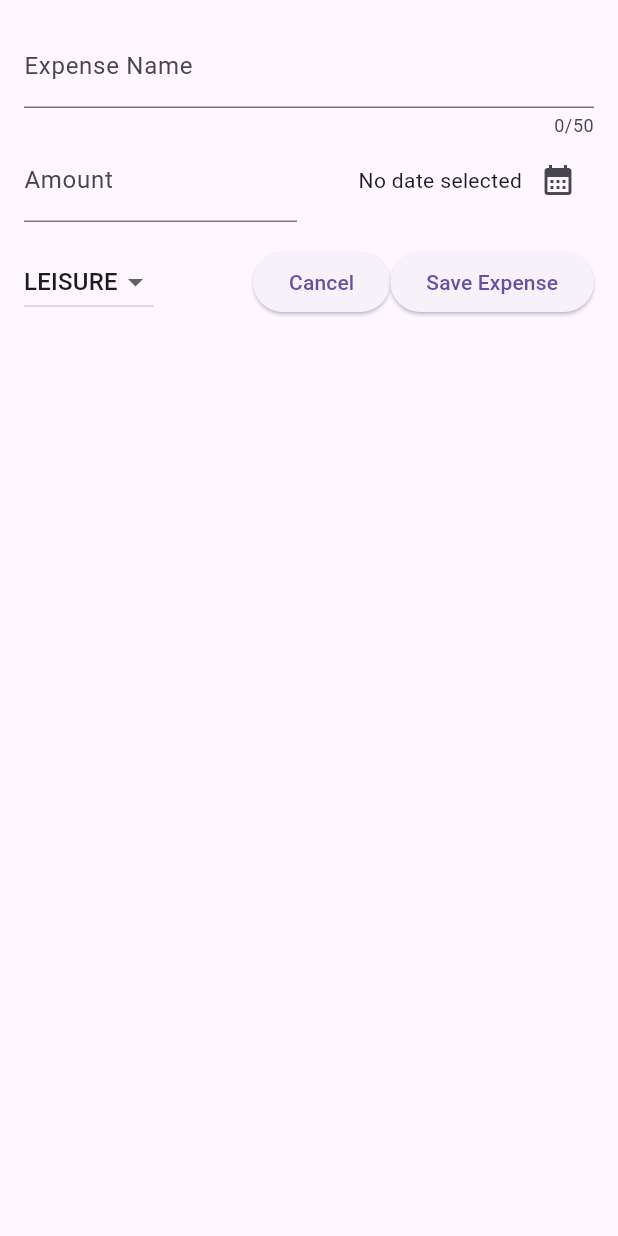
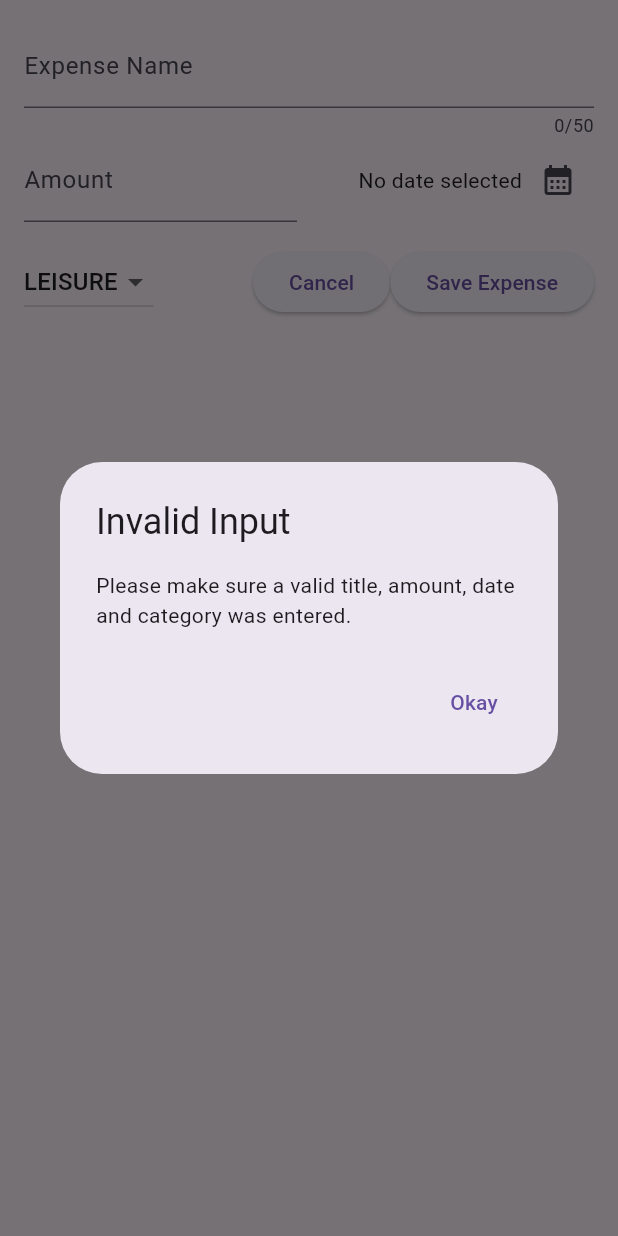
Before and after one commit to Saurav-Ganguly/expense_tracker, a Flutter app: the NewExpense widget shown alone on an empty page, opened directly, after a tap on "Save Expense", on a phone screen of 412 x 824 dp. Run offline on Flutter 3.47's test engine with Material 2 defaults, Android fonts, the phone set to English and light mode, and no system bars.

Commit message:
adding validation

```diff
--- a/lib/widgets/new_expense.dart
+++ b/lib/widgets/new_expense.dart
@@ -43,7 +43,22 @@ class _NewExpenseState extends State<NewExpense> {
     if (_titleController.text.trim().isEmpty ||
         amountIsInvalid ||
         _selectedDate == null) {
-      // show a error message
+      showDialog(
+        context: context,
+        builder: (ctx) => AlertDialog(
+          title: const Text("Invalid Input"),
+          content: const Text(
+              "Please make sure a valid title, amount, date and category was entered."),
+          actions: [
+            TextButton(
+                onPressed: () {
+                  Navigator.pop(ctx);
+                },
+                child: const Text('Okay'))
+          ],
+        ),
+      );
+      return;
     }
   }
 
```
